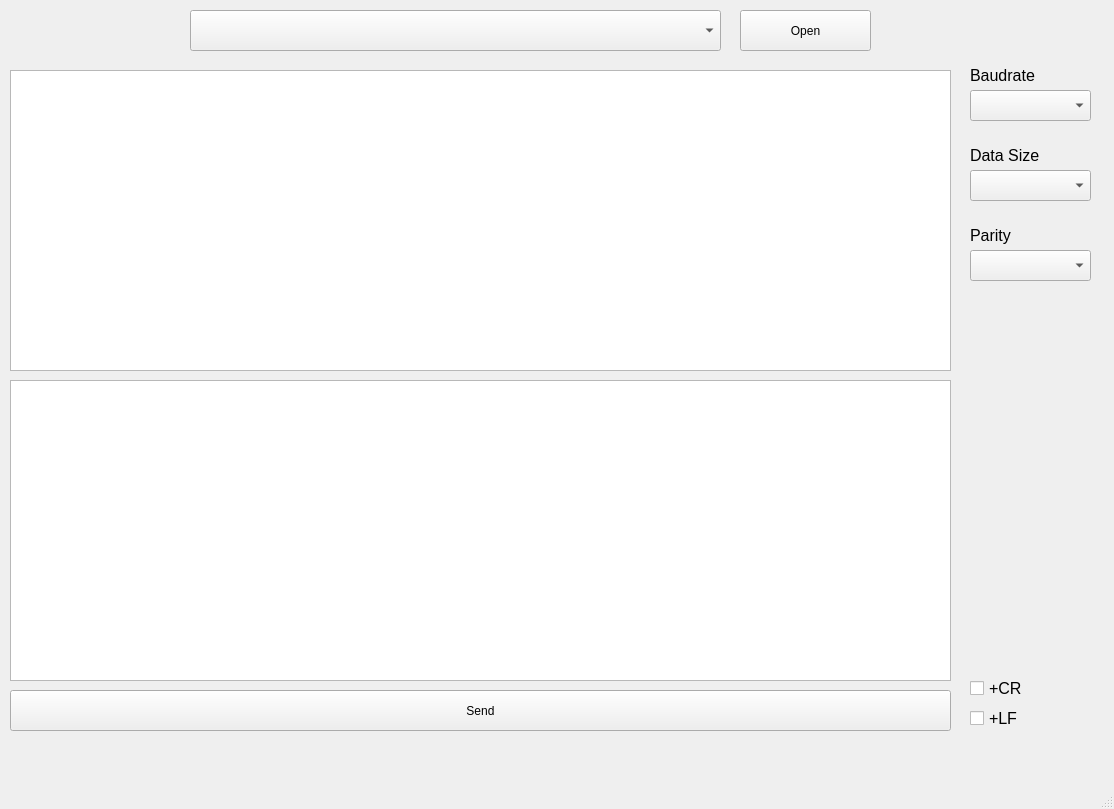
First picture: the form in PyQT5 - GUI/serialSoftware.ui, repository edsonmatsuda/Python-Serial-Monitor, before the edit.
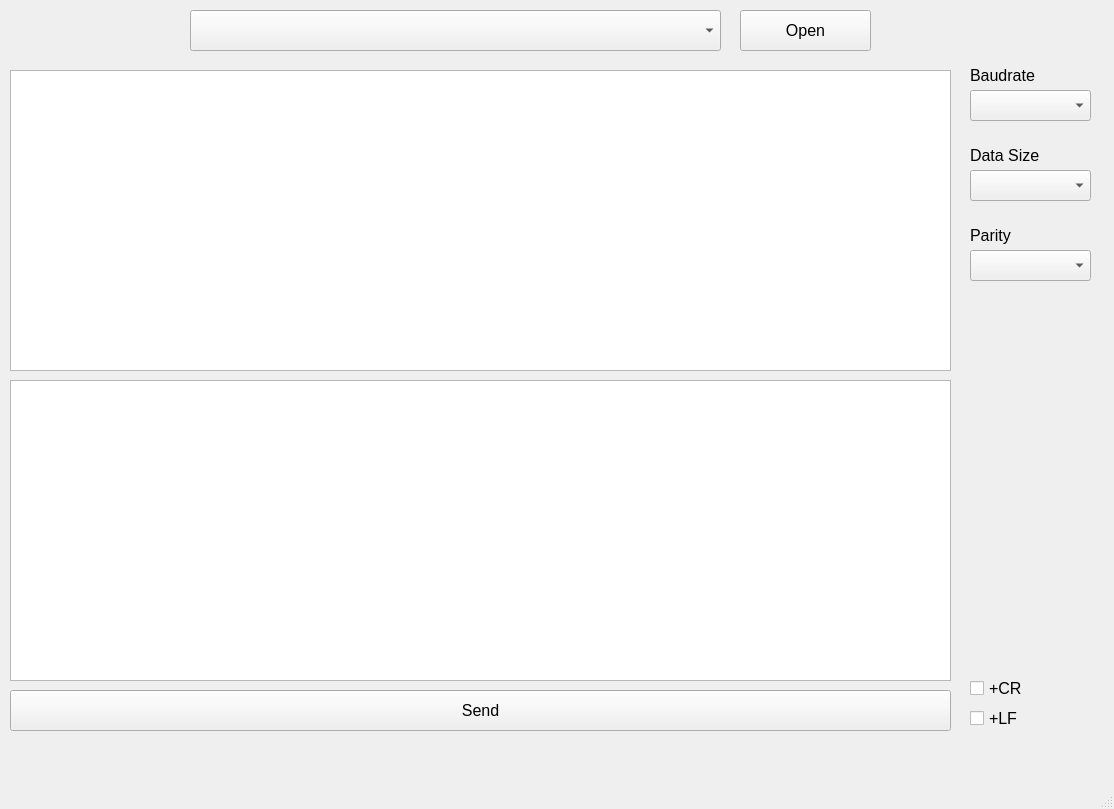
Second picture: the form after the edit.

What changed in the file:
```diff
--- a/PyQT5 - GUI/serialSoftware.ui
+++ b/PyQT5 - GUI/serialSoftware.ui
@@ -33,6 +33,11 @@
       <height>41</height>
      </rect>
     </property>
+    <property name="font">
+     <font>
+      <pointsize>12</pointsize>
+     </font>
+    </property>
     <property name="text">
      <string>Open</string>
     </property>
@@ -186,6 +191,11 @@
       <height>41</height>
      </rect>
     </property>
+    <property name="font">
+     <font>
+      <pointsize>12</pointsize>
+     </font>
+    </property>
     <property name="text">
      <string>Send</string>
     </property>
```
Left out of the diff: 5 changed lines with no effect on the pictures.
